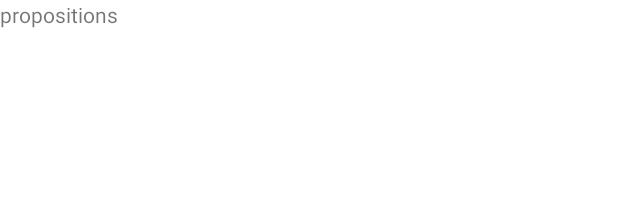
After one commit to Project-Ariel/Polity-Correct, an Android app: the layout propositions.xml on its own in the app's theme, with its tools: preview values and no code run, on a phone screen of 412 x 824 dp. The commit adds this screen. Shown: the top 198 px of the screen. Run offline under Robolectric (Android 15) with nearby library versions, the phone set to English and light mode, and no system bars; Roboto replaces fonts that are not available here.

Commit message:
add results & propositions

```diff
--- a/app/src/main/AndroidManifest.xml
+++ b/app/src/main/AndroidManifest.xml
@@ -9,6 +9,12 @@
         android:roundIcon="@mipmap/ic_launcher_round"
         android:supportsRtl="true"
         android:theme="@style/Theme.PolityCorrect" >
+        <activity
+            android:name=".Results"
+            android:exported="false" />
+        <activity
+            android:name=".Propositions"
+            android:exported="false" />
         <activity
             android:name=".Settings"
             android:exported="false" />
--- a/app/src/main/res/layout/home.xml
+++ b/app/src/main/res/layout/home.xml
@@ -70,7 +70,7 @@
         app:layout_constraintVertical_bias="0.528" />
 
     <Button
-        android:id="@+id/button3"
+        android:id="@+id/results"
         android:layout_width="125dp"
         android:layout_height="124dp"
         android:background="@drawable/round_button"
--- /dev/null
+++ b/app/src/main/res/layout/propositions.xml
@@ -0,0 +1,16 @@
+<?xml version="1.0" encoding="utf-8"?>
+<androidx.constraintlayout.widget.ConstraintLayout xmlns:android="http://schemas.android.com/apk/res/android"
+    xmlns:app="http://schemas.android.com/apk/res-auto"
+    xmlns:tools="http://schemas.android.com/tools"
+    android:layout_width="match_parent"
+    android:layout_height="match_parent"
+    tools:context=".Propositions">
+
+    <TextView
+        android:id="@+id/textView2"
+        android:layout_width="wrap_content"
+        android:layout_height="wrap_content"
+        android:text="propositions"
+        tools:layout_editor_absoluteX="163dp"
+        tools:layout_editor_absoluteY="205dp" />
+</androidx.constraintlayout.widget.ConstraintLayout>
```
Also changed, not shown: app/src/main/java/com/example/polity_correct/Home.java (+30 -0 lines), app/src/main/java/com/example/polity_correct/Propositions.java (added, +14 -0 lines), app/src/main/java/com/example/polity_correct/Results.java (added, +14 -0 lines), app/src/main/res/layout/results.xml (added, +16 -0 lines).
